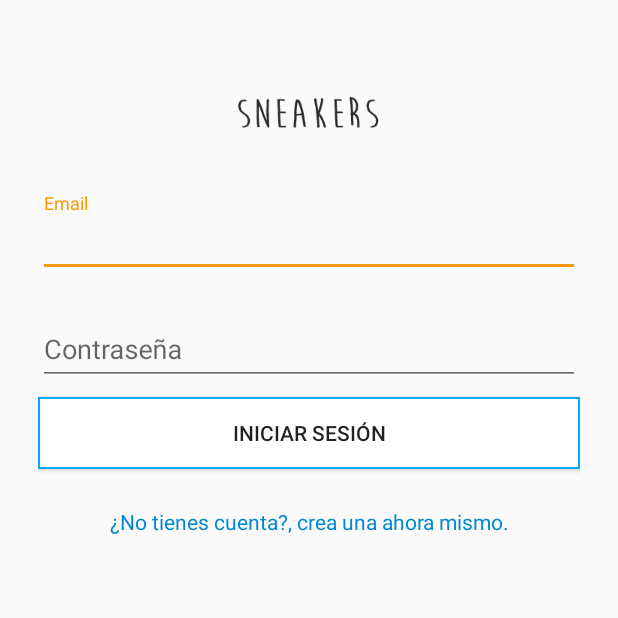
After one commit to alexismendozav/Sneakers-App, an Android app: the Session screen opened directly, with no data from a screen before it, on a phone screen of 412 x 824 dp, the top half of it. The commit adds this screen. Run offline under Robolectric (Android 15) with nearby library versions, the light colour scheme and no system bars.

Commit message:
Se agregaron los templates para inicio de sesion y registro

```diff
--- a/app/src/main/java/com/example/sneakers/CategoriesActivity.kt
+++ b/app/src/main/java/com/example/sneakers/categories/CategoriesActivity.kt
@@ -1,9 +1,10 @@
-package com.example.sneakers
+package com.example.sneakers.categories
 
 import android.os.Bundle
 import android.support.design.widget.BottomNavigationView
 import android.support.v7.app.AppCompatActivity
 import android.widget.TextView
+import com.example.sneakers.R
 import com.example.sneakers.util.BottomNavigationViewHelper
 import com.example.sneakers.util.SoapService
 
--- a/app/src/main/java/com/example/sneakers/MainActivity.kt
+++ b/app/src/main/java/com/example/sneakers/home/MainActivity.kt
@@ -1,8 +1,9 @@
-package com.example.sneakers
+package com.example.sneakers.home
 
 import android.support.v7.app.AppCompatActivity
 import android.os.Bundle
 import android.support.design.widget.BottomNavigationView
+import com.example.sneakers.R
 import com.example.sneakers.util.BottomNavigationViewHelper
 
 class MainActivity : AppCompatActivity() {
--- a/app/src/main/java/com/example/sneakers/SearchActivity.kt
+++ b/app/src/main/java/com/example/sneakers/search/SearchActivity.kt
@@ -1,8 +1,9 @@
-package com.example.sneakers
+package com.example.sneakers.search
 
 import android.os.Bundle
 import android.support.design.widget.BottomNavigationView
 import android.support.v7.app.AppCompatActivity
+import com.example.sneakers.R
 import com.example.sneakers.util.BottomNavigationViewHelper
 
 class SearchActivity : AppCompatActivity() {
--- /dev/null
+++ b/app/src/main/java/com/example/sneakers/user/Session.kt
@@ -0,0 +1,13 @@
+package com.example.sneakers.user
+
+import android.support.v7.app.AppCompatActivity
+import android.os.Bundle
+import com.example.sneakers.R
+
+class Session : AppCompatActivity() {
+
+    override fun onCreate(savedInstanceState: Bundle?) {
+        super.onCreate(savedInstanceState)
+        setContentView(R.layout.activity_sesion)
+    }
+}
--- a/app/src/main/java/com/example/sneakers/UserActivity.kt
+++ b/app/src/main/java/com/example/sneakers/user/UserActivity.kt
@@ -1,8 +1,9 @@
-package com.example.sneakers
+package com.example.sneakers.user
 
 import android.os.Bundle
 import android.support.design.widget.BottomNavigationView
 import android.support.v7.app.AppCompatActivity
+import com.example.sneakers.R
 import com.example.sneakers.util.BottomNavigationViewHelper
 
 class UserActivity : AppCompatActivity() {
--- a/app/src/main/java/com/example/sneakers/util/BottomNavigationViewHelper.kt
+++ b/app/src/main/java/com/example/sneakers/util/BottomNavigationViewHelper.kt
@@ -6,6 +6,10 @@ import android.support.design.widget.BottomNavigationView
 import android.view.Menu
 import android.view.MenuItem
 import com.example.sneakers.*
+import com.example.sneakers.categories.CategoriesActivity
+import com.example.sneakers.home.MainActivity
+import com.example.sneakers.search.SearchActivity
+import com.example.sneakers.user.UserActivity
 
 //CLASE QUE LLEVA EL CONTROL DE LA BARRA DE NAVEGACIÓN
 
--- /dev/null
+++ b/app/src/main/res/drawable/border_button.xml
@@ -0,0 +1,17 @@
+<?xml version="1.0" encoding="utf-8"?>
+<selector xmlns:android="http://schemas.android.com/apk/res/android">
+    <item android:state_pressed="true">
+        <shape>
+            <solid android:color="@color/colorAccent" />
+            <stroke android:width="1dp" android:color="@color/colorPrimaryDark" />
+        </shape>
+    </item>
+
+    <item>
+        <shape>
+            <solid android:color="@color/white" />
+            <stroke android:width="1dp" android:color="@color/colorPrimary" />
+
+        </shape>
+    </item>
+</selector>
--- a/app/src/main/res/layout/activity_home.xml
+++ b/app/src/main/res/layout/activity_home.xml
@@ -5,7 +5,7 @@
         xmlns:tools="http://schemas.android.com/tools"
         android:layout_width="match_parent"
         android:layout_height="match_parent"
-        tools:context=".MainActivity">
+        tools:context=".home.MainActivity">
 
     <!--Layout Principal -->
     <RelativeLayout
--- /dev/null
+++ b/app/src/main/res/layout/activity_sesion.xml
@@ -0,0 +1,93 @@
+<?xml version="1.0" encoding="utf-8"?>
+<RelativeLayout xmlns:android="http://schemas.android.com/apk/res/android"
+                android:layout_width="match_parent"
+                android:layout_height="match_parent" xmlns:tools="http://schemas.android.com/tools"
+                tools:context=".user.Session">
+
+    <ScrollView
+            android:layout_width="match_parent"
+            android:layout_height="match_parent"
+            android:layout_alignParentStart="true"
+            android:layout_alignParentTop="true">
+
+        <LinearLayout
+                android:layout_width="match_parent"
+                android:layout_height="wrap_content"
+                android:orientation="vertical"
+                android:paddingLeft="25dp"
+                android:paddingRight="25dp"
+                android:paddingTop="55dp">
+
+            <ImageView
+                    android:layout_width="match_parent"
+                    android:layout_height="wrap_content"
+                    android:layout_gravity="center_horizontal"
+                    android:layout_marginBottom="25dp"
+                    android:src="@drawable/logo" />
+
+            <android.support.design.widget.TextInputLayout
+                    android:layout_width="match_parent"
+                    android:layout_height="wrap_content"
+                    android:layout_marginBottom="8dp"
+                    android:layout_marginTop="8dp">
+
+                <EditText
+                        android:id="@+id/inputEmail"
+                        android:layout_width="match_parent"
+                        android:layout_height="wrap_content"
+                        android:hint="Email"
+                        android:inputType="textEmailAddress" />
+
+            </android.support.design.widget.TextInputLayout>
+
+
+            <android.support.design.widget.TextInputLayout
+                    android:layout_width="match_parent"
+                    android:layout_height="wrap_content"
+                    android:layout_marginBottom="8dp"
+                    android:layout_marginTop="8dp">
+
+                <EditText
+                        android:id="@+id/inputPassword"
+                        android:layout_width="match_parent"
+                        android:layout_height="wrap_content"
+                        android:hint="Contraseña"
+                        android:inputType="textPassword" />
+
+            </android.support.design.widget.TextInputLayout>
+
+            <android.support.v7.widget.AppCompatButton
+                    android:id="@+id/btnStartSession"
+                    android:layout_width="match_parent"
+                    android:layout_height="wrap_content"
+                    android:layout_marginBottom="25dp"
+                    android:background="@drawable/border_button"
+                    android:text="INICIAR SESIÓN" />
+
+            <TextView
+                    android:layout_width="match_parent"
+                    android:layout_height="wrap_content"
+                    android:layout_marginBottom="25dp"
+                    android:gravity="center"
+                    android:text="¿No tienes cuenta?, crea una ahora mismo."
+                    android:textColor="@color/colorPrimaryDark" />
+
+        </LinearLayout>
+    </ScrollView>
+    <!-- <TextView
+    <ProgressBar
+            android:id="@+id/loginProgressBar"
+            android:layout_width="150dp"
+            android:layout_height="150dp"
+            android:layout_centerInParent="true"/>
+
+         android:layout_width="match_parent"
+         android:layout_height="wrap_content"
+         android:text="Iniciando sesión"
+         android:textColor="@color/colorPrimaryText"
+         android:textSize="20dp"
+         android:layout_alignBottom="@+id/loginProgressBar"
+         android:layout_alignRight="@+id/loginProgressBar"
+         android:layout_alignLeft="@+id/loginProgressBar"/>-->
+
+</RelativeLayout>
```
Also changed, not shown: app/src/main/AndroidManifest.xml (+12 -5 lines), app/src/main/java/com/example/sneakers/user/Registry.kt (added, +13 -0 lines), app/src/main/res/layout/activity_main.xml (deleted, +0 -41 lines), app/src/main/res/layout/activity_regitro.xml (added, +255 -0 lines), app/src/main/res/drawable-xhdpi/logo.png (added), app/src/main/res/drawable-xhdpi/portada.jpg (renamed from app/src/main/res/drawable-anydpi/portada.jpg), app/src/main/res/drawable-xhdpi/portada1.jpg (renamed from app/src/main/res/drawable-anydpi/portada1.jpg).
